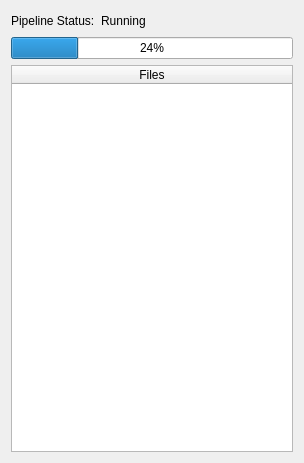
This is eegWindow.ui in McMasterRS/EEG-Toolkit as Qt 5 draws it before an edit. The edited form follows.
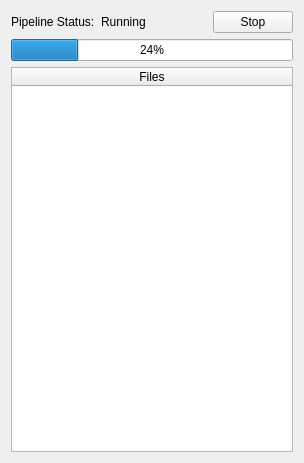
This is the edited form.

Commit message: Added button that stops pipeline computation

What changed in the file:
```diff
--- a/eegWindow.ui
+++ b/eegWindow.ui
@@ -43,6 +43,13 @@
        </property>
       </spacer>
      </item>
+     <item>
+      <widget class="QPushButton" name="btStop">
+       <property name="text">
+        <string>Stop</string>
+       </property>
+      </widget>
+     </item>
     </layout>
    </item>
    <item>
```
Left out of the diff: 3 changed lines with no effect on the pictures. The commit also changes 1 other file.
